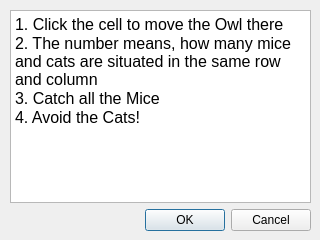
Qt form howtoplay.ui (ARTmanq/HungryOwlQt) before a commit.
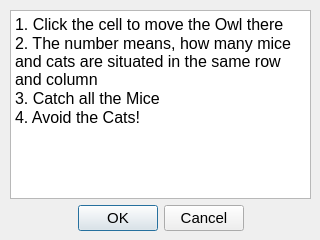
The same form after that commit.

Diff of the .ui file:
```diff
--- a/howtoplay.ui
+++ b/howtoplay.ui
@@ -25,7 +25,7 @@
   <property name="windowTitle">
    <string>Dialog</string>
   </property>
-  <widget class="QWidget" name="">
+  <widget class="QWidget" name="layoutWidget">
    <property name="geometry">
     <rect>
      <x>10</x>
@@ -63,9 +63,17 @@
     </item>
     <item>
      <widget class="QDialogButtonBox" name="buttonBox">
+      <property name="font">
+       <font>
+        <pointsize>11</pointsize>
+       </font>
+      </property>
       <property name="standardButtons">
        <set>QDialogButtonBox::Cancel|QDialogButtonBox::Ok</set>
       </property>
+      <property name="centerButtons">
+       <bool>true</bool>
+      </property>
      </widget>
     </item>
    </layout>
```
